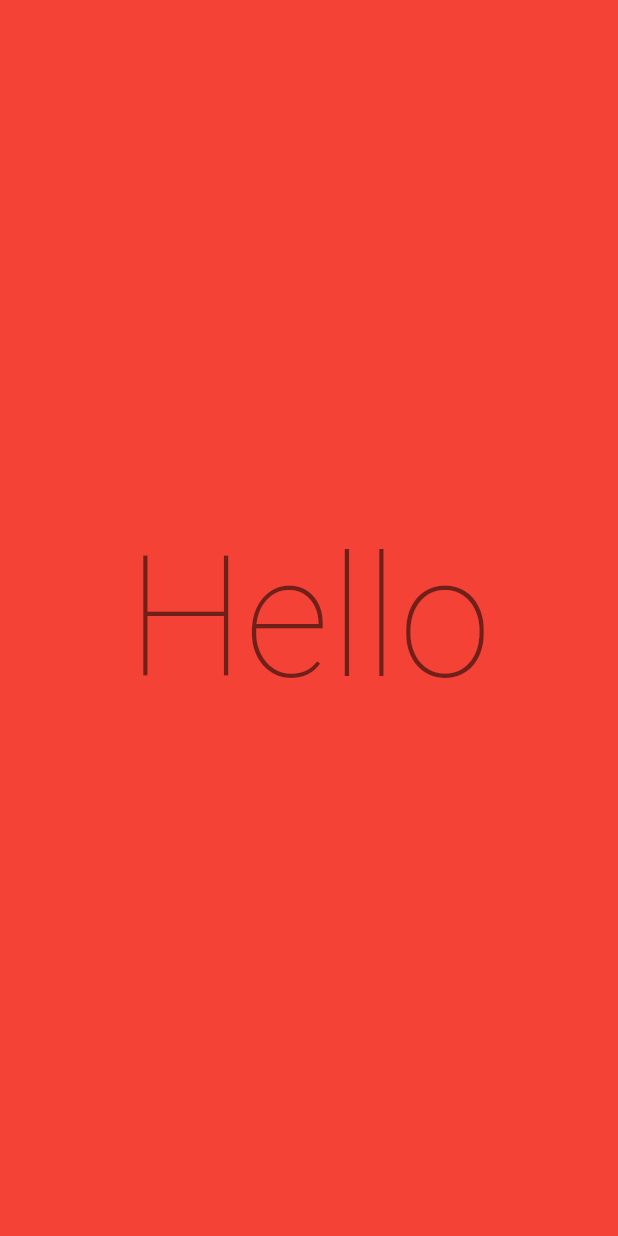
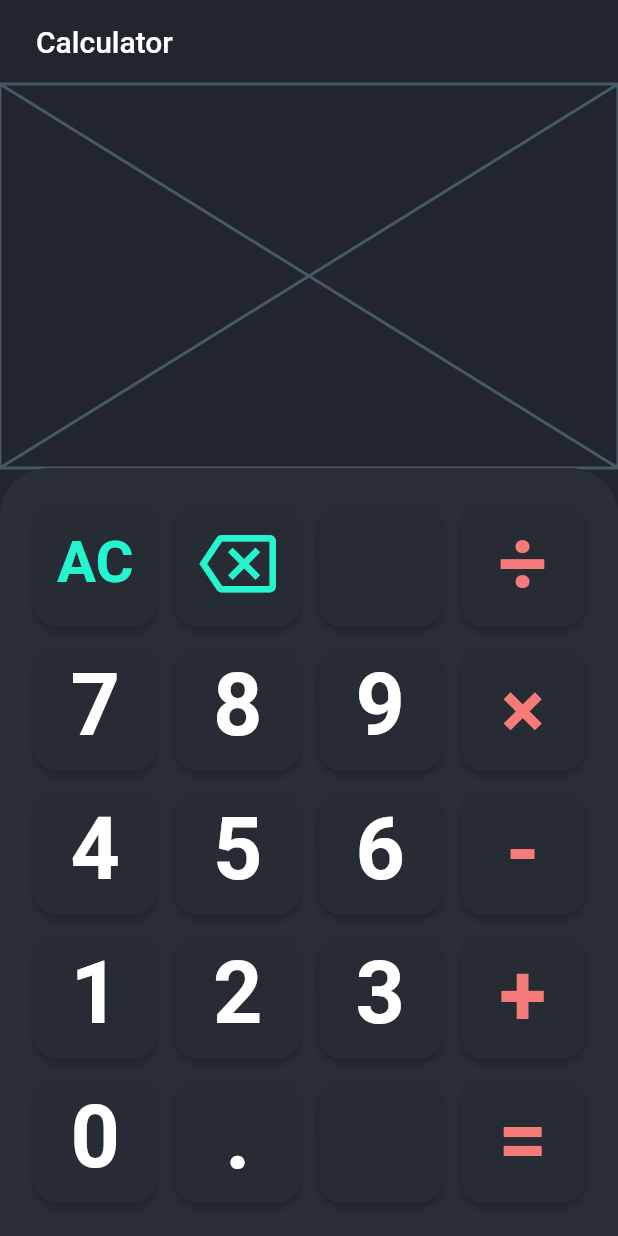
Before and after one commit to marcosmanto/riverpod_calculator, a Flutter app: the screen it shows after launch, on a phone screen of 412 x 824 dp. Run offline on Flutter 3.47's test engine with Material 2 defaults, Android fonts, the phone set to English and light mode, and no system bars.

Commit message:
Set a minimum width to a page, and if above expand the widget.

```diff
--- a/lib/main.dart
+++ b/lib/main.dart
@@ -1,6 +1,10 @@
+import 'dart:math';
+import 'dart:ui';
+
 import 'package:flutter/material.dart';
 import 'package:flutter/services.dart';
 import 'package:riverpod_calculator/colors.dart';
+import 'package:riverpod_calculator/widgets/button_widget.dart';
 
 Future main() async {
   // Ensure flutter created the the binding with host platform
@@ -21,6 +25,7 @@ class MainApp extends StatelessWidget {
 
   @override
   Widget build(BuildContext context) => MaterialApp(
+        scrollBehavior: const MaterialScrollBehavior(),
         debugShowCheckedModeBanner: false,
         title: title,
         theme: ThemeData(
@@ -29,6 +34,14 @@ class MainApp extends StatelessWidget {
         ),
         home: const MainPage(title: title),
       );
+}
+
+class MyCustomScrollBehavior extends MaterialScrollBehavior {
+  @override
+  Set<PointerDeviceKind> get dragDevices => {
+        PointerDeviceKind.touch,
+        PointerDeviceKind.mouse,
+      };
 }
 
 class MainPage extends StatefulWidget {
@@ -41,17 +54,83 @@ class MainPage extends StatefulWidget {
 }
 
 class _MainPageState extends State<MainPage> {
+  final minWidth = 300.0;
+  final _pageScrollController = ScrollController();
+
   @override
   Widget build(BuildContext context) {
-    return Material(
-      color: Colors.red,
-      child: Container(
-        alignment: Alignment.center,
-        child: Text(
-          'Hello',
-          style: Theme.of(context).textTheme.displayLarge,
+    final screenWidth = MediaQuery.of(context).size.width;
+
+    return Scaffold(
+      appBar: AppBar(
+        elevation: 0,
+        backgroundColor: Colors.transparent,
+        title: Container(
+          margin: const EdgeInsets.only(left: 8),
+          child: Text(widget.title),
+        ),
+      ),
+      body: SafeArea(
+        child: Scrollbar(
+          controller: _pageScrollController,
+          interactive: true,
+          trackVisibility: true,
+          thumbVisibility: true,
+          child: SingleChildScrollView(
+            controller: _pageScrollController,
+            scrollDirection: Axis.horizontal,
+            child: ConstrainedBox(
+              constraints: BoxConstraints(maxWidth: max(screenWidth, minWidth)),
+              child: Column(
+                children: [
+                  const Expanded(child: Placeholder()),
+                  Expanded(flex: 2, child: buildButtons())
+                ],
+              ),
+            ),
+          ),
         ),
       ),
     );
   }
+
+  Widget buildButtons() => Container(
+        padding: const EdgeInsets.all(16),
+        decoration: const BoxDecoration(
+          color: MyColors.background2,
+          borderRadius: BorderRadius.vertical(top: Radius.circular(32)),
+        ),
+        child: Column(
+          children: [
+            buildButtonRow('AC', '<', '', '÷'),
+            buildButtonRow('7', '8', '9', '⨯'),
+            buildButtonRow('4', '5', '6', '-'),
+            buildButtonRow('1', '2', '3', '+'),
+            buildButtonRow('0', '.', '', '='),
+          ],
+        ),
+      );
+
+  Widget buildButtonRow(
+    String first,
+    String second,
+    String third,
+    String fourth,
+  ) {
+    final row = [first, second, third, fourth];
+
+    return Expanded(
+      child: Row(
+        children: row
+            .map(
+              (text) => ButtonWidget(
+                text: text,
+                onClicked: () => print(text),
+                onClickedLong: () => print(text),
+              ),
+            )
+            .toList(),
+      ),
+    );
+  }
 }
--- /dev/null
+++ b/lib/utils.dart
@@ -0,0 +1,14 @@
+class Utils {
+  static bool isOperator(String buttonText, {bool hasEquals = false}) {
+    final operators = [
+      '+',
+      '-',
+      '÷',
+      '⨯',
+      '.',
+      if (hasEquals) ...['=']
+    ];
+
+    return operators.contains(buttonText);
+  }
+}
--- /dev/null
+++ b/lib/widgets/button_widget.dart
@@ -0,0 +1,72 @@
+import 'package:flutter/material.dart';
+import 'package:riverpod_calculator/colors.dart';
+import 'package:riverpod_calculator/utils.dart';
+
+class ButtonWidget extends StatelessWidget {
+  final String text;
+  final VoidCallback onClicked;
+  final VoidCallback onClickedLong;
+  const ButtonWidget({
+    super.key,
+    required this.text,
+    required this.onClicked,
+    required this.onClickedLong,
+  });
+
+  @override
+  Widget build(BuildContext context) {
+    final color = getTextColor(text);
+    final double fontSize = Utils.isOperator(text, hasEquals: true) ? 40 : 22;
+    final style = TextStyle(
+        color: color, fontSize: fontSize, fontWeight: FontWeight.bold);
+
+    return Expanded(
+      child: Container(
+        // inside row expand the height to the available space given by the row
+        height: double.infinity,
+        margin: const EdgeInsets.all(6),
+        child: ElevatedButton(
+          onPressed: onClicked,
+          onLongPress: onClickedLong,
+          style: ElevatedButton.styleFrom(
+            foregroundColor: Colors.white,
+            backgroundColor: MyColors.background3,
+            elevation: 2,
+            shape: RoundedRectangleBorder(
+              borderRadius: BorderRadius.circular(16),
+            ),
+          ),
+          child: Padding(
+            padding: const EdgeInsets.symmetric(vertical: 8),
+            child: SizedBox.expand(
+              child: FittedBox(
+                child: text == '<'
+                    ? Icon(
+                        Icons.backspace_outlined,
+                        color: color,
+                      )
+                    : Text(text, style: style),
+              ),
+            ),
+          ),
+        ),
+      ),
+    );
+  }
+
+  Color getTextColor(String buttonText) {
+    switch (buttonText) {
+      case '+':
+      case '-':
+      case '⨯':
+      case '÷':
+      case '=':
+        return MyColors.operators;
+      case 'AC':
+      case '<':
+        return MyColors.delete;
+      default:
+        return MyColors.numbers;
+    }
+  }
+}
```
